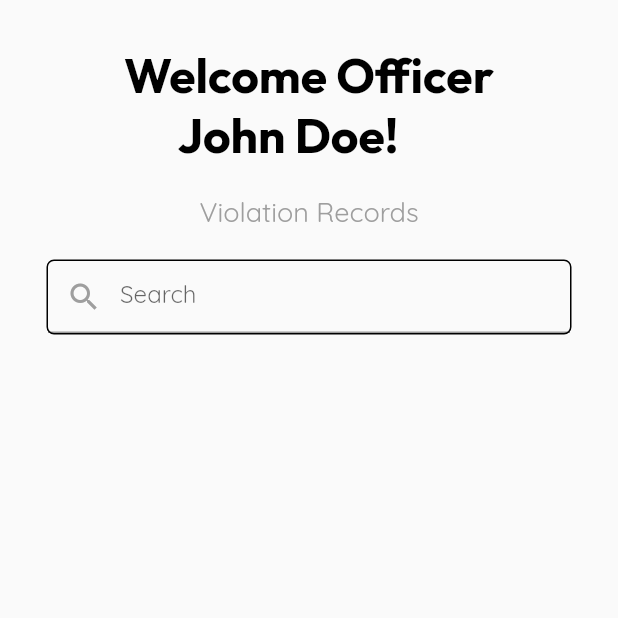
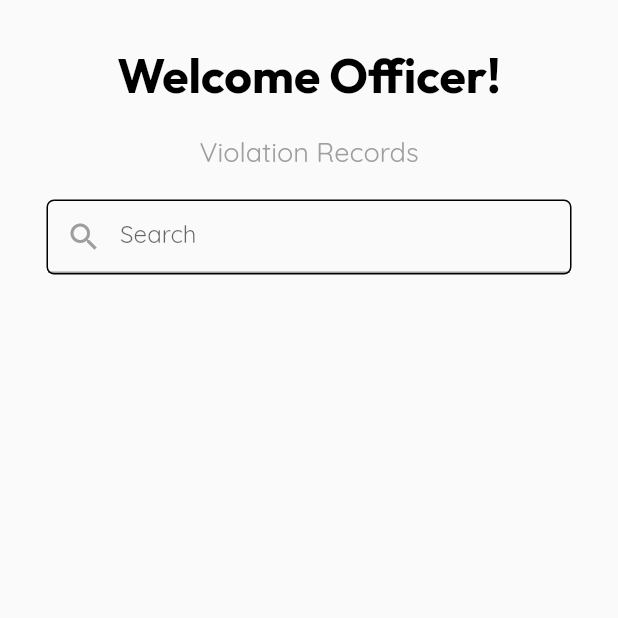
Before and after one commit to Lans12345/violation_system, a Flutter app: the HomeTab screen opened directly, on a phone screen of 412 x 824 dp, the top half of it. Run offline on Flutter 3.47's test engine with Material 2 defaults, Android fonts, the phone set to English and light mode, and no system bars; our stand-ins replace cloud_firestore, firebase_auth, firebase_core, flutter_spinkit, fluttertoast, get_storage; accounts and stored records are empty.

Commit message:
fixed hard coded

```diff
--- a/lib/screens/views/officer/tabs/home_tab.dart
+++ b/lib/screens/views/officer/tabs/home_tab.dart
@@ -28,9 +28,7 @@ class _HomeTabState extends State<HomeTab> {
               height: 30,
             ),
             TextBold(
-                text: 'Welcome Officer\n      John Doe!',
-                fontSize: 32,
-                color: Colors.black),
+                text: 'Welcome Officer!', fontSize: 32, color: Colors.black),
             const SizedBox(
               height: 20,
             ),
```
